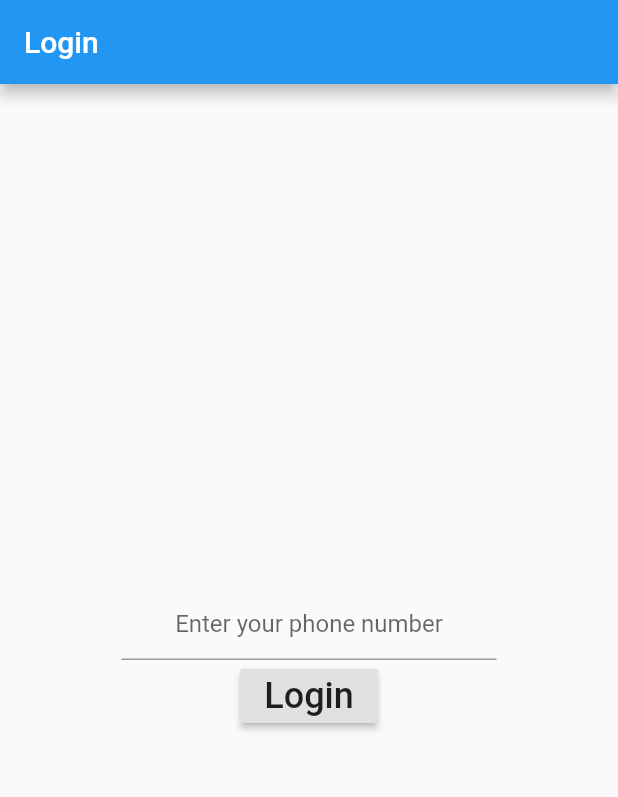
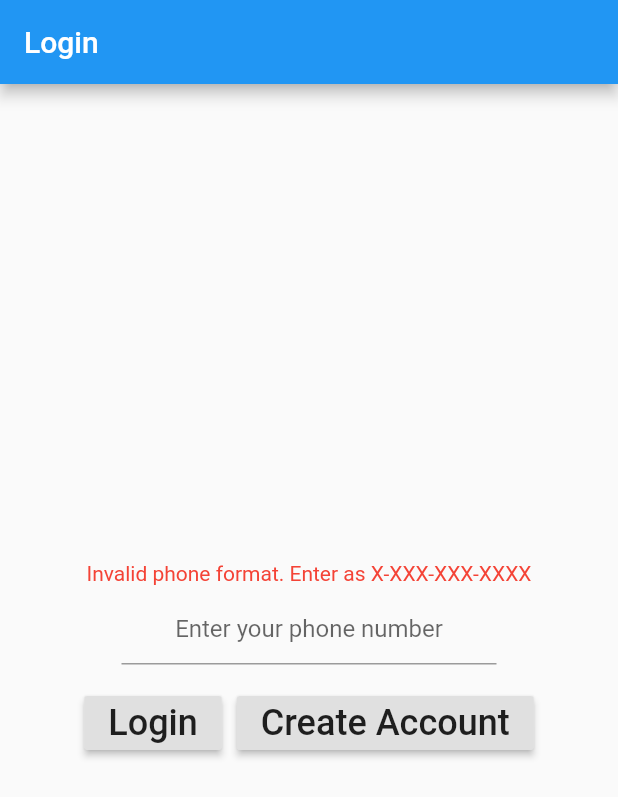
Before and after one commit to Pingableapp/flutter_mobile_app, a Flutter app: the screen it shows after launch, after a tap on "Login", on a phone screen of 412 x 824 dp. Shown: the top 797 px of the screen. Run offline on Flutter 3.47's test engine with Material 2 defaults, Android fonts, the phone set to English and light mode, and no system bars; our stand-ins replace shared_preferences; network calls fail.

```diff
--- a/lib/main.dart
+++ b/lib/main.dart
@@ -1,9 +1,29 @@
 import 'package:flutter/material.dart';
+import 'package:pingable/views/home.dart';
 import 'package:pingable/views/login.dart';
+import 'package:shared_preferences/shared_preferences.dart';
 
-void main() {
+void main() async {
+  Widget _defaultHome = new Login();
+
+  // Get result of the login function.
+  // obtain shared preferences
+  WidgetsFlutterBinding.ensureInitialized();
+  final prefs = await SharedPreferences.getInstance();
+  final userId = prefs.getInt('userId') ?? null;
+  final authToken = prefs.getString('authToken') ?? null;
+
+  if (userId != null && authToken != null) {
+    _defaultHome = new Home(userId, authToken);
+  }
+
   runApp(MaterialApp(
     title: 'Flutter',
-    home: Login(),
+    home: _defaultHome,
+    // routes: <String, WidgetBuilder>{
+    //   // Set routes for using the Navigator.
+    //   '/home': (BuildContext context) => new Home(),
+    //   '/login': (BuildContext context) => new Login(),
+    // },
   ));
 }
--- a/lib/views/login.dart
+++ b/lib/views/login.dart
@@ -1,5 +1,9 @@
+import 'dart:convert';
+
+import 'package:flutter/cupertino.dart';
 import 'package:flutter/material.dart';
-import 'package:pingable/views/home.dart';
+import 'package:http/http.dart' as http;
+import 'package:pingable/views/verify.dart';
 
 class Login extends StatefulWidget {
   @override
@@ -8,7 +12,51 @@ class Login extends StatefulWidget {
 
 class _LoginState extends State<Login> {
   String phoneNumber = "";
+  int userId;
   final phoneNumberController = TextEditingController();
+
+  String errorMessage = "";
+
+  Future<int> requestPhoneVerificationCode(String phoneNumber) async {
+    // Verify proper phone number format
+    RegExp exp = new RegExp(r"^[0-9]{1,3}-[0-9]{3}-[0-9]{3}-[0-9]{4}$");
+    bool matchFound = exp.hasMatch(phoneNumber);
+    if (!matchFound) {
+      setState(() {
+        errorMessage = "Invalid phone format. Enter as X-XXX-XXX-XXXX";
+      });
+      return -1;
+    }
+
+    // First check to see if phone number already exists
+    var getUrl = 'http://10.0.2.2/api/v1/users?phone_number=$phoneNumber';
+    http.Response resGet = await http.get(getUrl);
+    var resultsGet = jsonDecode(resGet.body)["results"];
+    if (resultsGet.length != 1) {
+      setState(() {
+        errorMessage =
+        "Account does not exist for number $phoneNumber. Please create a new account.";
+      });
+      return -1;
+    }
+
+    // One result was found so we must request a code for the returned user ID
+    userId = resultsGet[0]["id"];
+    var putUrl = 'http://10.0.2.2/api/v1/users/$userId/verification_codes';
+    http.Response resPut = await http.put(putUrl);
+    var resultsPut = jsonDecode(resPut.body);
+    if (resultsPut != "success") {
+      setState(() {
+        errorMessage = "Error requesting new verification code.";
+      });
+      return -1;
+    }
+
+    setState(() {
+      errorMessage = "";
+    });
+    return 0;
+  }
 
   @override
   Widget build(BuildContext context) {
@@ -17,7 +65,13 @@ class _LoginState extends State<Login> {
       body: Center(
           child: Column(mainAxisAlignment: MainAxisAlignment.center, children: [
             Container(
+                width: 350,
+                child: Text(errorMessage,
+                    textAlign: TextAlign.center,
+                    style: TextStyle(color: Colors.red))),
+            Container(
               width: 250,
+              margin: const EdgeInsets.only(top: 5.0, bottom: 15.0),
               child: TextField(
                 textAlign: TextAlign.center,
                 controller: phoneNumberController,
@@ -26,16 +80,38 @@ class _LoginState extends State<Login> {
                 ),
               ),
             ),
-        RaisedButton(
+            Row(
+              children: [
+                Spacer(),
+                Container(
+                    margin: const EdgeInsets.only(left: 5.0, right: 5.0),
+                    child: RaisedButton(
                       child: Text(
                         'Login',
                         style: TextStyle(fontSize: 24),
                       ),
+                      onPressed: () async {
+                        phoneNumber = phoneNumberController.text;
+                        var result =
+                        await requestPhoneVerificationCode(phoneNumber);
+                        if (result == 0) {
+                          _navigateToVerify(context);
+                        }
+                      },
+                    )),
+                Container(
+                    margin: const EdgeInsets.only(left: 5.0, right: 5.0),
+                    child: RaisedButton(
+                      child: Text(
+                        'Create Account',
+                        style: TextStyle(fontSize: 24),
+                      ),
                       onPressed: () {
-            phoneNumber = phoneNumberController.text;
-            print(phoneNumber);
-            // _navigateToSecondScreen(context);
+                        print("creating new account");
                       },
+                    )),
+                Spacer()
+              ],
             )
           ])),
     );
@@ -48,11 +124,11 @@ class _LoginState extends State<Login> {
     super.dispose();
   }
 
-  void _navigateToSecondScreen(BuildContext context) {
+  void _navigateToVerify(BuildContext context) {
     Navigator.push(
         context,
         MaterialPageRoute(
-          builder: (context) => Home(),
+          builder: (context) => Verify(phoneNumber, userId),
         ));
   }
 }
--- a/pubspec.yaml
+++ b/pubspec.yaml
@@ -23,6 +23,9 @@ environment:
 dependencies:
   flutter:
     sdk: flutter
+  http: ^0.12.2
+  shared_preferences: ^0.5.12+4
+  url_launcher: ^5.7.10
 
 
   # The following adds the Cupertino Icons font to your application.
```
Also changed, not shown: lib/components/stateful/friends.dart (added, +199 -0 lines), lib/components/stateless/pingableCircle.dart (added, +51 -0 lines), lib/views/home.dart (+91 -12 lines), lib/views/verify.dart (added, +169 -0 lines), pubspec.lock. Lines whose indentation alone changed are shown as unchanged.
